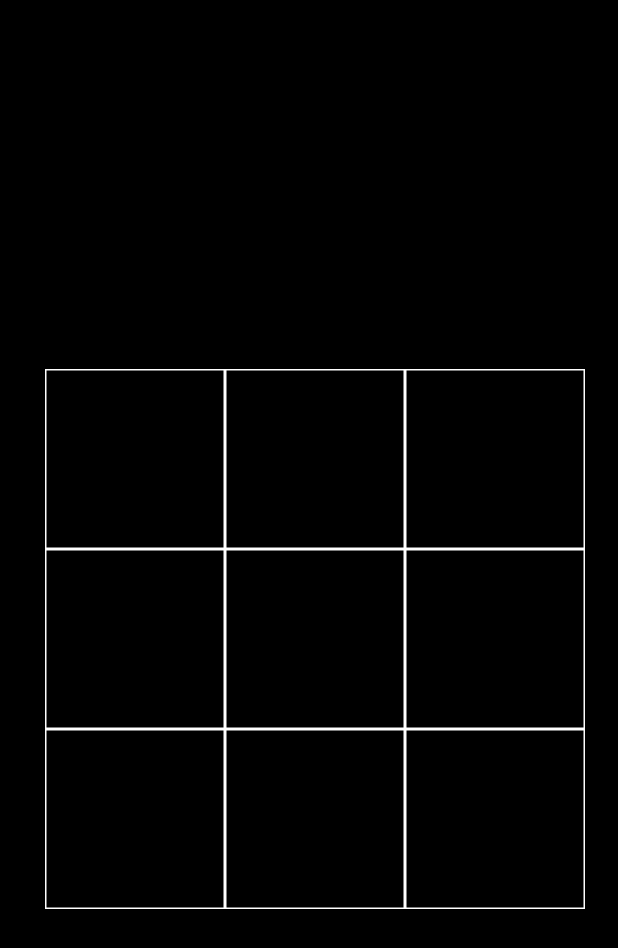
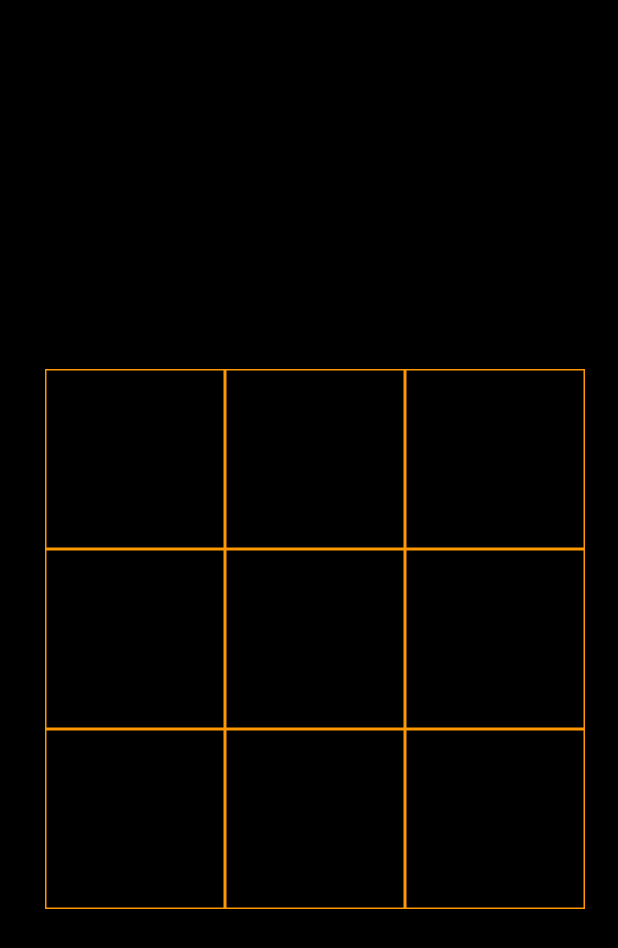
Before and after one commit to devenderbutani21/tictactoeflutterapp, a Flutter app: the GameScreen screen opened by its route, on a phone screen of 412 x 824 dp. Shown: the top 948 px of the screen. Run offline on Flutter 3.47's test engine with Material 2 defaults, Android fonts, the phone set to English and light mode, and no system bars; our stand-ins replace page_transition.

Commit message:
Icon Changes

```diff
--- a/lib/screens/game_screen.dart
+++ b/lib/screens/game_screen.dart
@@ -50,6 +50,13 @@ class _GameScreenState extends State<GameScreen> {
       200.0,
       70.0,
     ),
+  );
+
+  LinearGradient gradientGrid = LinearGradient(
+    colors: <Color>[
+      Colors.orange,
+      Colors.orangeAccent,
+    ],
   );
 
   // Check whether it is the square is filled or not
@@ -186,7 +193,7 @@ class _GameScreenState extends State<GameScreen> {
                             color: Colors.black,
                             border: Border.all(
                               width: 1,
-                              color: Colors.white,
+                              color: Colors.orange,
                             ),
                           ),
                           child: xoDisplay(type[0])),
@@ -213,7 +220,7 @@ class _GameScreenState extends State<GameScreen> {
                             color: Colors.black,
                             border: Border.all(
                               width: 1,
-                              color: Colors.white,
+                              color: Colors.orange,
                             ),
                           ),
                           child: xoDisplay(type[1])),
@@ -240,7 +247,7 @@ class _GameScreenState extends State<GameScreen> {
                           color: Colors.black,
                           border: Border.all(
                             width: 1,
-                            color: Colors.white,
+                            color: Colors.orange,
                           ),
                         ),
                         child: xoDisplay(type[2]),
@@ -275,7 +282,7 @@ class _GameScreenState extends State<GameScreen> {
                           color: Colors.black,
                           border: Border.all(
                             width: 1,
-                            color: Colors.white,
+                            color: Colors.orange,
                           ),
                         ),
                         child: xoDisplay(type[3]),
@@ -303,7 +310,7 @@ class _GameScreenState extends State<GameScreen> {
                           color: Colors.black,
                           border: Border.all(
                             width: 1,
-                            color: Colors.white,
+                            color: Colors.orange,
                           ),
                         ),
                         child: xoDisplay(type[4]),
@@ -331,7 +338,7 @@ class _GameScreenState extends State<GameScreen> {
                           color: Colors.black,
                           border: Border.all(
                             width: 1,
-                            color: Colors.white,
+                            color: Colors.orange,
                           ),
                         ),
                         child: xoDisplay(type[5]),
@@ -366,7 +373,7 @@ class _GameScreenState extends State<GameScreen> {
                           color: Colors.black,
                           border: Border.all(
                             width: 1,
-                            color: Colors.white,
+                            color: Colors.orange,
                           ),
                         ),
                         child: xoDisplay(type[6]),
@@ -394,7 +401,7 @@ class _GameScreenState extends State<GameScreen> {
                           color: Colors.black,
                           border: Border.all(
                             width: 1,
-                            color: Colors.white,
+                            color: Colors.orange,
                           ),
                         ),
                         child: xoDisplay(type[7]),
@@ -422,7 +429,7 @@ class _GameScreenState extends State<GameScreen> {
                           color: Colors.black,
                           border: Border.all(
                             width: 1,
-                            color: Colors.white,
+                            color: Colors.orange,
                           ),
                         ),
                         child: xoDisplay(type[8]),
@@ -442,7 +449,7 @@ class _GameScreenState extends State<GameScreen> {
                             child: Text(
                               "O Won this round",
                               style: TextStyle(
-                                color: Colors.white,
+                                color: Colors.orange,
                                 fontSize: 32,
                               ),
                             ),
@@ -451,7 +458,7 @@ class _GameScreenState extends State<GameScreen> {
                             child: Text(
                               "X Won this round",
                               style: TextStyle(
-                                color: Colors.white,
+                                color: Colors.orange,
                                 fontSize: 32,
                               ),
                             ),
```
Also changed, not shown: 37 other files.
